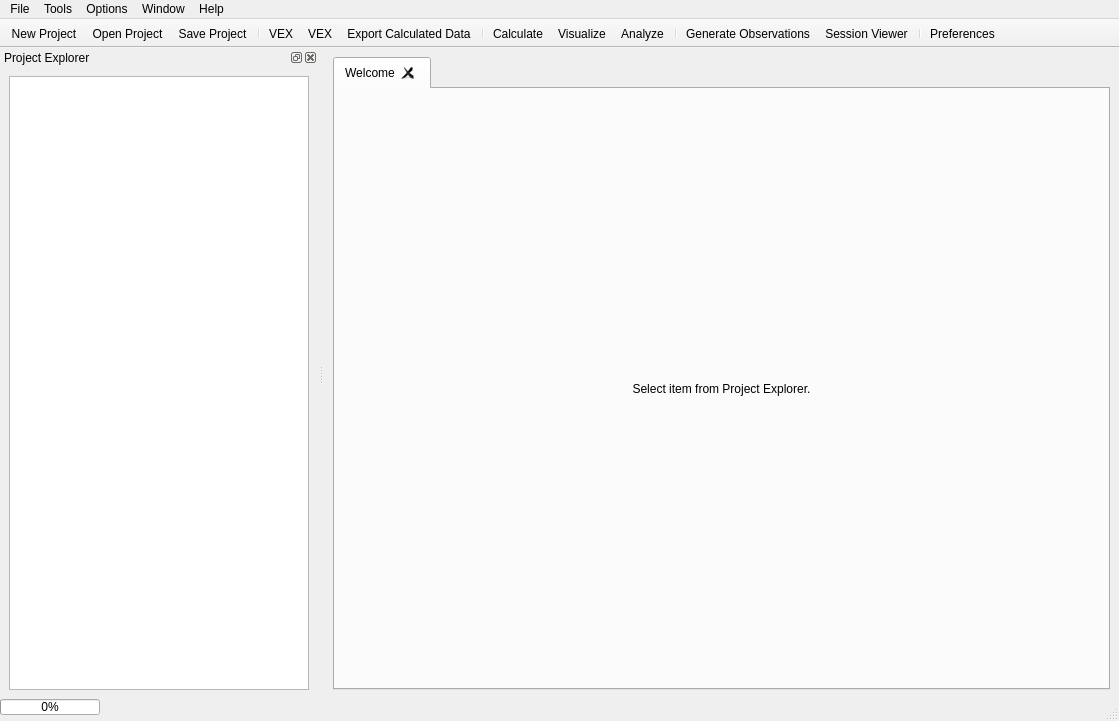
Before: the Qt Designer form pastrocore/gui_pyside/main_window.ui in Torward1024/pAstroCORE, drawn with Qt 5.
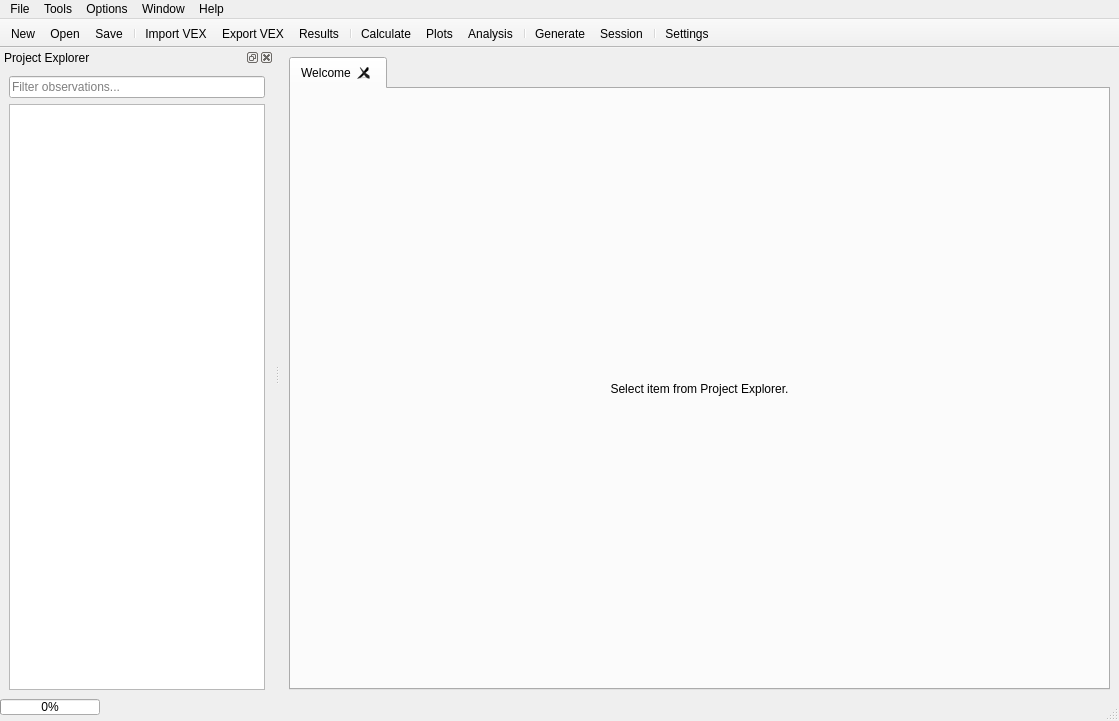
After: the same form once the commit is applied. Icons and pictures are not drawn.

Commit message:
21.09.2026 -- U1, part 3: the main window says what its buttons do.
Thirteen unlabelled icons in a row were thirteen guesses. The toolbar shows
the text under the icon, and it is a short one: a menu says "Export Calculated
Data...", a button under an icon has room for "Results".

1292 green.

Diff of the .ui file:
```diff
--- a/pastrocore/gui_pyside/main_window.ui
+++ b/pastrocore/gui_pyside/main_window.ui
@@ -216,7 +216,7 @@
     </size>
    </property>
    <property name="toolButtonStyle">
-    <enum>Qt::ToolButtonStyle::ToolButtonIconOnly</enum>
+    <enum>Qt::ToolButtonStyle::ToolButtonTextUnderIcon</enum>
    </property>
    <attribute name="toolBarArea">
     <enum>TopToolBarArea</enum>
@@ -255,12 +255,28 @@
     <number>1</number>
    </attribute>
    <widget class="QWidget" name="dockWidgetContents">
-    <layout class="QHBoxLayout" name="horizontalLayout">
+    <layout class="QVBoxLayout" name="explorerLayout">
+     <property name="spacing">
+      <number>6</number>
+     </property>
+     <item>
+      <widget class="QLineEdit" name="explorerFilter">
+       <property name="placeholderText">
+        <string>Filter observations...</string>
+       </property>
+       <property name="clearButtonEnabled">
+        <bool>true</bool>
+       </property>
+       <property name="toolTip">
+        <string>Show only the observations whose code contains this.</string>
+       </property>
+      </widget>
+     </item>
      <item>
       <widget class="QTreeView" name="projectExplorer">
        <property name="minimumSize">
         <size>
-         <width>300</width>
+         <width>220</width>
          <height>0</height>
         </size>
        </property>
@@ -289,6 +305,9 @@
    <property name="text">
     <string>New Project</string>
    </property>
+   <property name="iconText">
+    <string>New</string>
+   </property>
   </action>
   <action name="actionOpenProject">
    <property name="shortcut">
@@ -301,6 +320,9 @@
    <property name="text">
     <string>Open Project</string>
    </property>
+   <property name="iconText">
+    <string>Open</string>
+   </property>
   </action>
   <action name="actionSaveProject">
    <property name="shortcut">
@@ -313,6 +335,9 @@
    <property name="text">
     <string>Save Project</string>
    </property>
+   <property name="iconText">
+    <string>Save</string>
+   </property>
   </action>
   <action name="actionOpen_Package">
    <property name="icon">
@@ -352,6 +377,9 @@
    <property name="toolTip">
     <string>Write this observation as a VEX file. Blocks describing station hardware are written empty, and named afterwards</string>
    </property>
+   <property name="iconText">
+    <string>Export VEX</string>
+   </property>
   </action>
   <action name="actionImport_VEX">
    <property name="shortcut">
@@ -367,6 +395,9 @@
    <property name="toolTip">
     <string>Read a VEX file into this project as a new observation</string>
    </property>
+   <property name="iconText">
+    <string>Import VEX</string>
+   </property>
   </action>
   <action name="actionImport_CFX">
    <property name="icon">
@@ -406,6 +437,9 @@
    <property name="toolTip">
     <string>Analyze</string>
    </property>
+   <property name="iconText">
+    <string>Analysis</string>
+   </property>
   </action>
   <action name="actionExit">
    <property name="shortcut">
@@ -433,6 +467,9 @@
    <property name="text">
     <string>Preferences...</string>
    </property>
+   <property name="iconText">
+    <string>Settings</string>
+   </property>
   </action>
   <action name="actionAbout">
    <property name="shortcut">
@@ -523,6 +560,9 @@
    <property name="text">
     <string>Calculate</string>
    </property>
+   <property name="iconText">
+    <string>Calculate</string>
+   </property>
   </action>
   <action name="actionVisualize">
    <property name="shortcut">
@@ -535,6 +575,9 @@
    <property name="text">
     <string>Visualize</string>
    </property>
+   <property name="iconText">
+    <string>Plots</string>
+   </property>
   </action>
   <action name="actionSession">
    <property name="shortcut">
@@ -550,6 +593,9 @@
    <property name="toolTip">
     <string>Session Viewer</string>
    </property>
+   <property name="iconText">
+    <string>Session</string>
+   </property>
   </action>
   <action name="actionLast_Run_Report">
    <property name="shortcut">
@@ -580,6 +626,9 @@
    <property name="text">
     <string>Generate Observations</string>
    </property>
+   <property name="iconText">
+    <string>Generate</string>
+   </property>
   </action>
   <action name="actionExport_Calulcated_Data">
    <property name="shortcut">
@@ -592,6 +641,9 @@
    <property name="text">
     <string>Export Calculated Data</string>
    </property>
+   <property name="iconText">
+    <string>Results</string>
+   </property>
   </action>
  </widget>
  <tabstops>
```
The commit also changes 7 other files.
